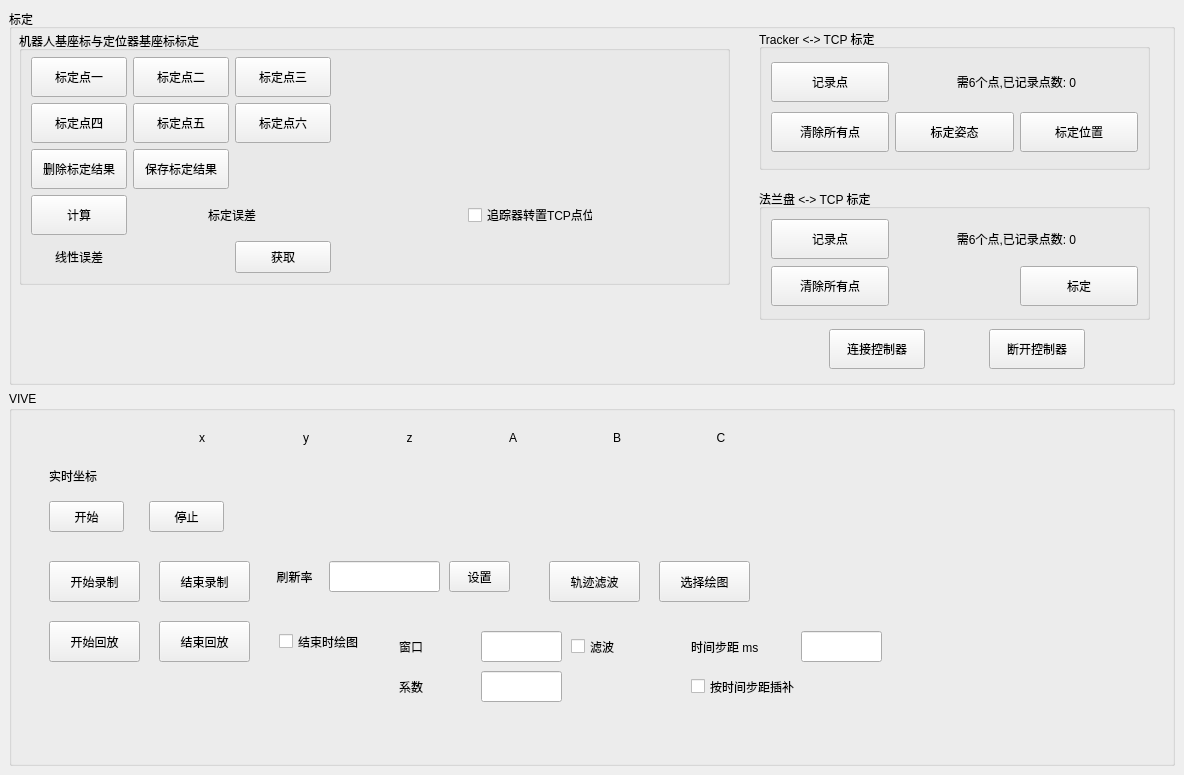
h47vagary/vive_robot_calibration, file src/ui/main_window.ui: the form before one commit.
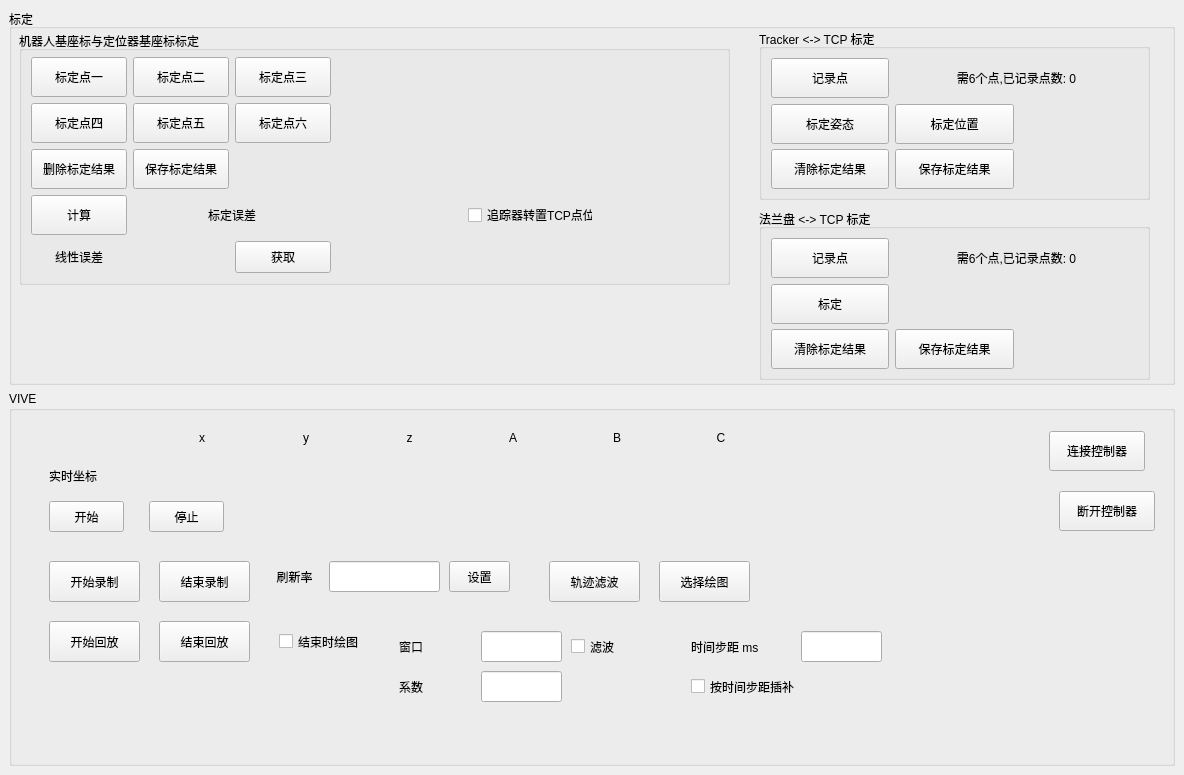
The form after the commit.

```diff
--- a/src/ui/main_window.ui
+++ b/src/ui/main_window.ui
@@ -436,26 +436,13 @@
          <x>750</x>
          <y>20</y>
          <width>391</width>
-         <height>141</height>
+         <height>171</height>
         </rect>
        </property>
        <property name="title">
         <string>Tracker &lt;-&gt; TCP 标定</string>
        </property>
-       <layout class="QGridLayout" name="gridLayout_2">
-        <item row="0" column="0">
-         <widget class="QPushButton" name="pushButton_tracker2tcp_markpoint">
-          <property name="minimumSize">
-           <size>
-            <width>96</width>
-            <height>40</height>
-           </size>
-          </property>
-          <property name="text">
-           <string>记录点</string>
-          </property>
-         </widget>
-        </item>
+       <layout class="QGridLayout" name="gridLayout_2" rowstretch="1,1,1" columnstretch="1,1,1">
         <item row="0" column="1" colspan="2">
          <widget class="QLabel" name="label_tracker2tcp_marked_num">
           <property name="text">
@@ -466,20 +453,59 @@
           </property>
          </widget>
         </item>
+        <item row="0" column="0">
+         <widget class="QPushButton" name="pushButton_tracker2tcp_markpoint">
+          <property name="minimumSize">
+           <size>
+            <width>96</width>
+            <height>40</height>
+           </size>
+          </property>
+          <property name="text">
+           <string>记录点</string>
+          </property>
+         </widget>
+        </item>
+        <item row="2" column="0">
+         <widget class="QPushButton" name="pushButton_tracker2tcp_clear_result">
+          <property name="minimumSize">
+           <size>
+            <width>96</width>
+            <height>40</height>
+           </size>
+          </property>
+          <property name="text">
+           <string>清除标定结果</string>
+          </property>
+         </widget>
+        </item>
+        <item row="2" column="1">
+         <widget class="QPushButton" name="pushButton_tracker2tcp_save_result">
+          <property name="minimumSize">
+           <size>
+            <width>96</width>
+            <height>40</height>
+           </size>
+          </property>
+          <property name="text">
+           <string>保存标定结果</string>
+          </property>
+         </widget>
+        </item>
+        <item row="2" column="2">
+         <spacer name="horizontalSpacer_16">
+          <property name="orientation">
+           <enum>Qt::Horizontal</enum>
+          </property>
+          <property name="sizeHint" stdset="0">
+           <size>
+            <width>40</width>
+            <height>20</height>
+           </size>
+          </property>
+         </spacer>
+        </item>
         <item row="1" column="0">
-         <widget class="QPushButton" name="pushButton_tracker2tcp_clear_point">
-          <property name="minimumSize">
-           <size>
-            <width>96</width>
-            <height>40</height>
-           </size>
-          </property>
-          <property name="text">
-           <string>清除所有点</string>
-          </property>
-         </widget>
-        </item>
-        <item row="1" column="1">
          <widget class="QPushButton" name="pushButton_tracker2tcp_calibrate_ori">
           <property name="minimumSize">
            <size>
@@ -492,7 +518,7 @@
           </property>
          </widget>
         </item>
-        <item row="1" column="2">
+        <item row="1" column="1">
          <widget class="QPushButton" name="pushButton_tracker2tcp_calibrate_pos">
           <property name="minimumSize">
            <size>
@@ -505,21 +531,57 @@
           </property>
          </widget>
         </item>
+        <item row="1" column="2">
+         <spacer name="horizontalSpacer_19">
+          <property name="orientation">
+           <enum>Qt::Horizontal</enum>
+          </property>
+          <property name="sizeHint" stdset="0">
+           <size>
+            <width>40</width>
+            <height>20</height>
+           </size>
+          </property>
+         </spacer>
+        </item>
        </layout>
       </widget>
       <widget class="QGroupBox" name="groupBox_flang2tcp_calib">
        <property name="geometry">
         <rect>
          <x>750</x>
-         <y>180</y>
+         <y>200</y>
          <width>391</width>
-         <height>131</height>
+         <height>171</height>
         </rect>
        </property>
        <property name="title">
         <string>法兰盘 &lt;-&gt; TCP 标定</string>
        </property>
        <layout class="QGridLayout" name="gridLayout" columnstretch="1,1,1">
+        <item row="0" column="1" colspan="2">
+         <widget class="QLabel" name="label_flange2tcp_marked_num">
+          <property name="text">
+           <string>需6个点,已记录点数: 0</string>
+          </property>
+          <property name="alignment">
+           <set>Qt::AlignCenter</set>
+          </property>
+         </widget>
+        </item>
+        <item row="3" column="0">
+         <widget class="QPushButton" name="pushButton_flange2tcp_clear_result">
+          <property name="minimumSize">
+           <size>
+            <width>96</width>
+            <height>40</height>
+           </size>
+          </property>
+          <property name="text">
+           <string>清除标定结果</string>
+          </property>
+         </widget>
+        </item>
         <item row="0" column="0">
          <widget class="QPushButton" name="pushButton_flange2tcp_markpoint">
           <property name="minimumSize">
@@ -533,7 +595,46 @@
           </property>
          </widget>
         </item>
+        <item row="3" column="2">
+         <spacer name="horizontalSpacer_17">
+          <property name="orientation">
+           <enum>Qt::Horizontal</enum>
+          </property>
+          <property name="sizeHint" stdset="0">
+           <size>
+            <width>40</width>
+            <height>20</height>
+           </size>
+          </property>
+         </spacer>
+        </item>
         <item row="1" column="2">
+         <spacer name="horizontalSpacer_15">
+          <property name="orientation">
+           <enum>Qt::Horizontal</enum>
+          </property>
+          <property name="sizeHint" stdset="0">
+           <size>
+            <width>40</width>
+            <height>20</height>
+           </size>
+          </property>
+         </spacer>
+        </item>
+        <item row="3" column="1">
+         <widget class="QPushButton" name="pushButton_flange2tcp_save_result">
+          <property name="minimumSize">
+           <size>
+            <width>96</width>
+            <height>40</height>
+           </size>
+          </property>
+          <property name="text">
+           <string>保存标定结果</string>
+          </property>
+         </widget>
+        </item>
+        <item row="1" column="0">
          <widget class="QPushButton" name="pushButton_flange2tcp_calibrate">
           <property name="minimumSize">
            <size>
@@ -546,21 +647,8 @@
           </property>
          </widget>
         </item>
-        <item row="1" column="0">
-         <widget class="QPushButton" name="pushButton_flange2tcp_clear_point">
-          <property name="minimumSize">
-           <size>
-            <width>96</width>
-            <height>40</height>
-           </size>
-          </property>
-          <property name="text">
-           <string>清除所有点</string>
-          </property>
-         </widget>
-        </item>
         <item row="1" column="1">
-         <spacer name="horizontalSpacer_15">
+         <spacer name="horizontalSpacer_18">
           <property name="orientation">
            <enum>Qt::Horizontal</enum>
           </property>
@@ -572,56 +660,8 @@
           </property>
          </spacer>
         </item>
-        <item row="0" column="1" colspan="2">
-         <widget class="QLabel" name="label_flange2tcp_marked_num">
-          <property name="text">
-           <string>需6个点,已记录点数: 0</string>
-          </property>
-          <property name="alignment">
-           <set>Qt::AlignCenter</set>
-          </property>
-         </widget>
-        </item>
        </layout>
       </widget>
-      <widget class="QPushButton" name="pushButton_connect_ctr">
-       <property name="geometry">
-        <rect>
-         <x>820</x>
-         <y>320</y>
-         <width>96</width>
-         <height>40</height>
-        </rect>
-       </property>
-       <property name="minimumSize">
-        <size>
-         <width>96</width>
-         <height>40</height>
-        </size>
-       </property>
-       <property name="text">
-        <string>连接控制器</string>
-       </property>
-      </widget>
-      <widget class="QPushButton" name="pushButton_disconnect_ctr">
-       <property name="geometry">
-        <rect>
-         <x>980</x>
-         <y>320</y>
-         <width>96</width>
-         <height>40</height>
-        </rect>
-       </property>
-       <property name="minimumSize">
-        <size>
-         <width>96</width>
-         <height>40</height>
-        </size>
-       </property>
-       <property name="text">
-        <string>断开控制器</string>
-       </property>
-      </widget>
      </widget>
     </item>
     <item>
@@ -1022,6 +1062,44 @@
         </item>
        </layout>
       </widget>
+      <widget class="QPushButton" name="pushButton_connect_ctr">
+       <property name="geometry">
+        <rect>
+         <x>1040</x>
+         <y>40</y>
+         <width>96</width>
+         <height>40</height>
+        </rect>
+       </property>
+       <property name="minimumSize">
+        <size>
+         <width>96</width>
+         <height>40</height>
+        </size>
+       </property>
+       <property name="text">
+        <string>连接控制器</string>
+       </property>
+      </widget>
+      <widget class="QPushButton" name="pushButton_disconnect_ctr">
+       <property name="geometry">
+        <rect>
+         <x>1050</x>
+         <y>100</y>
+         <width>96</width>
+         <height>40</height>
+        </rect>
+       </property>
+       <property name="minimumSize">
+        <size>
+         <width>96</width>
+         <height>40</height>
+        </size>
+       </property>
+       <property name="text">
+        <string>断开控制器</string>
+       </property>
+      </widget>
      </widget>
     </item>
    </layout>
```
